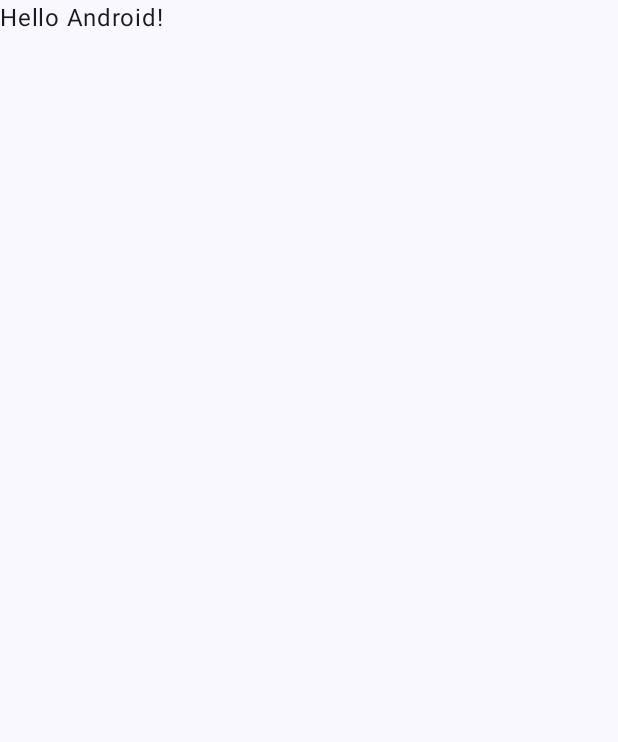
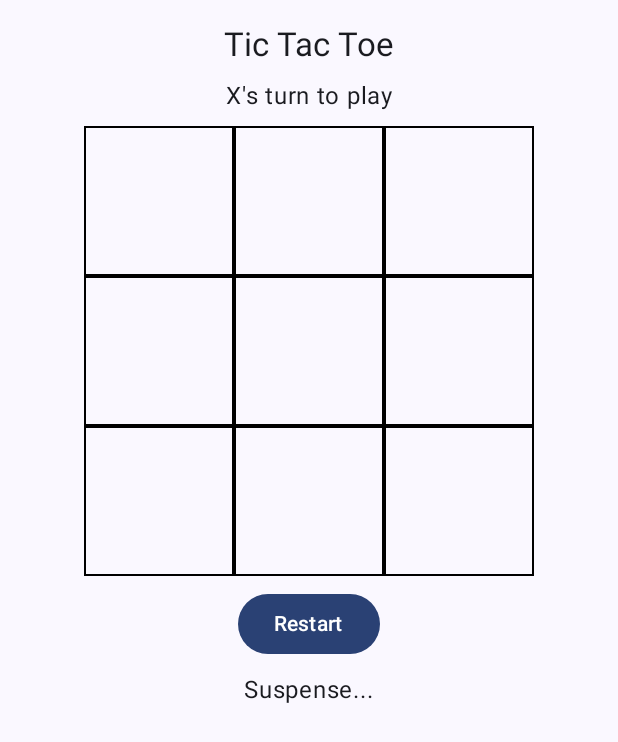
Before and after one commit to 2023-DEV2-036/another-tictactoe, an Android app built with Jetpack Compose: the screen it shows after launch (MainActivity), on a phone screen of 412 x 824 dp. Before the commit the part shown is almost empty. Shown: the top 742 px of the screen. Run offline under Robolectric (Android 15) with nearby library versions, the phone set to English and light mode, and no system bars.

Commit message:
implement UI and connect with business logic fixed issue with state that would prevent updating the view properly fixed issue that would prevent from moving to the next player

```diff
--- a/app/src/main/java/com/eloetech/another_tictactoe/MainActivity.kt
+++ b/app/src/main/java/com/eloetech/another_tictactoe/MainActivity.kt
@@ -4,6 +4,7 @@ import android.os.Bundle
 import androidx.activity.ComponentActivity
 import androidx.activity.compose.setContent
 import androidx.activity.enableEdgeToEdge
+import androidx.activity.viewModels
 import androidx.compose.foundation.layout.fillMaxSize
 import androidx.compose.foundation.layout.padding
 import androidx.compose.material3.Scaffold
@@ -11,19 +12,21 @@ import androidx.compose.material3.Text
 import androidx.compose.runtime.Composable
 import androidx.compose.ui.Modifier
 import androidx.compose.ui.tooling.preview.Preview
+import com.eloetech.another_tictactoe.ui.screen.BoardScreen
 import com.eloetech.another_tictactoe.ui.theme.AnothertictactoeTheme
+import com.eloetech.another_tictactoe.viewmodel.GameViewModel
 
 class MainActivity : ComponentActivity() {
+
+    private val viewModel: GameViewModel by viewModels()
+
     override fun onCreate(savedInstanceState: Bundle?) {
         super.onCreate(savedInstanceState)
         enableEdgeToEdge()
         setContent {
             AnothertictactoeTheme {
                 Scaffold(modifier = Modifier.fillMaxSize()) { innerPadding ->
-                    Greeting(
-                        name = "Android",
-                        modifier = Modifier.padding(innerPadding)
-                    )
+                    BoardScreen(viewModel = viewModel)
                 }
             }
         }
--- /dev/null
+++ b/app/src/main/java/com/eloetech/another_tictactoe/ui/screen/BoardScreen.kt
@@ -0,0 +1,72 @@
+package com.eloetech.another_tictactoe.ui.screen
+
+import androidx.compose.foundation.border
+import androidx.compose.foundation.clickable
+import androidx.compose.foundation.layout.Arrangement
+import androidx.compose.foundation.layout.Box
+import androidx.compose.foundation.layout.Column
+import androidx.compose.foundation.layout.Row
+import androidx.compose.foundation.layout.Spacer
+import androidx.compose.foundation.layout.fillMaxWidth
+import androidx.compose.foundation.layout.height
+import androidx.compose.foundation.layout.padding
+import androidx.compose.foundation.layout.size
+import androidx.compose.material3.Button
+import androidx.compose.material3.MaterialTheme
+import androidx.compose.material3.Text
+import androidx.compose.runtime.Composable
+import androidx.compose.runtime.getValue
+import androidx.compose.ui.Alignment
+import androidx.compose.ui.Modifier
+import androidx.compose.ui.graphics.Color
+import androidx.compose.ui.text.font.FontWeight
+import androidx.compose.ui.unit.dp
+import com.eloetech.another_tictactoe.viewmodel.GameViewModel
+
+@Composable
+fun BoardScreen(viewModel: GameViewModel) {
+    val state by viewModel.state
+    Column(
+        modifier = Modifier.fillMaxWidth().padding(16.dp),
+        verticalArrangement = Arrangement.Center,
+        horizontalAlignment = Alignment.CenterHorizontally
+    ) {
+        Text("Tic Tac Toe", style = MaterialTheme.typography.titleLarge)
+        Spacer(Modifier.height(8.dp))
+        Text("${state.currentPlayer.symbol.raw}'s turn to play")
+        Spacer(Modifier.height(8.dp))
+        state.board.forEachIndexed { rowIndex, row ->
+            Row {
+                row.forEachIndexed { colIndex, player ->
+                    Box(
+                        modifier = Modifier
+                            .size(100.dp)
+                            .border(1.dp, Color.Black)
+                            .clickable { viewModel.onCellClicked(rowIndex, colIndex) },
+                        contentAlignment = Alignment.Center
+                    ) {
+                        player?.let {
+                            Text(
+                                text = it.symbol.raw,
+                                fontWeight = FontWeight.Bold,
+                                color = it.color
+                            )
+                        }
+                    }
+                }
+            }
+        }
+        Spacer(Modifier.height(8.dp))
+        Button(onClick = { viewModel.resetGame() }) {
+            Text("Restart")
+        }
+        Spacer(Modifier.height(8.dp))
+        state.winner?.let {
+            Text("Winner: ${it.symbol.raw}")
+        } ?: if (state.isDraw) {
+            Text("Draw!")
+        } else {
+            Text("Suspense...")
+        }
+    }
+}
```
Also changed, not shown: app/src/main/java/com/eloetech/another_tictactoe/model/GameState.kt (+12 -6 lines), app/src/main/java/com/eloetech/another_tictactoe/viewmodel/GameViewModel.kt (+19 -2 lines).
